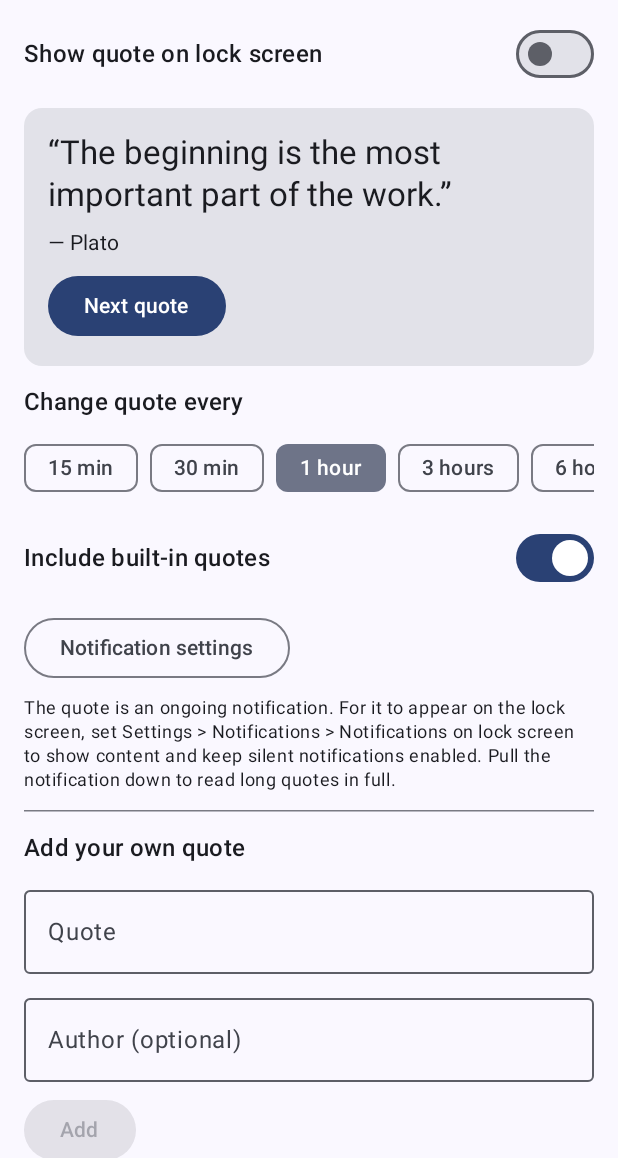
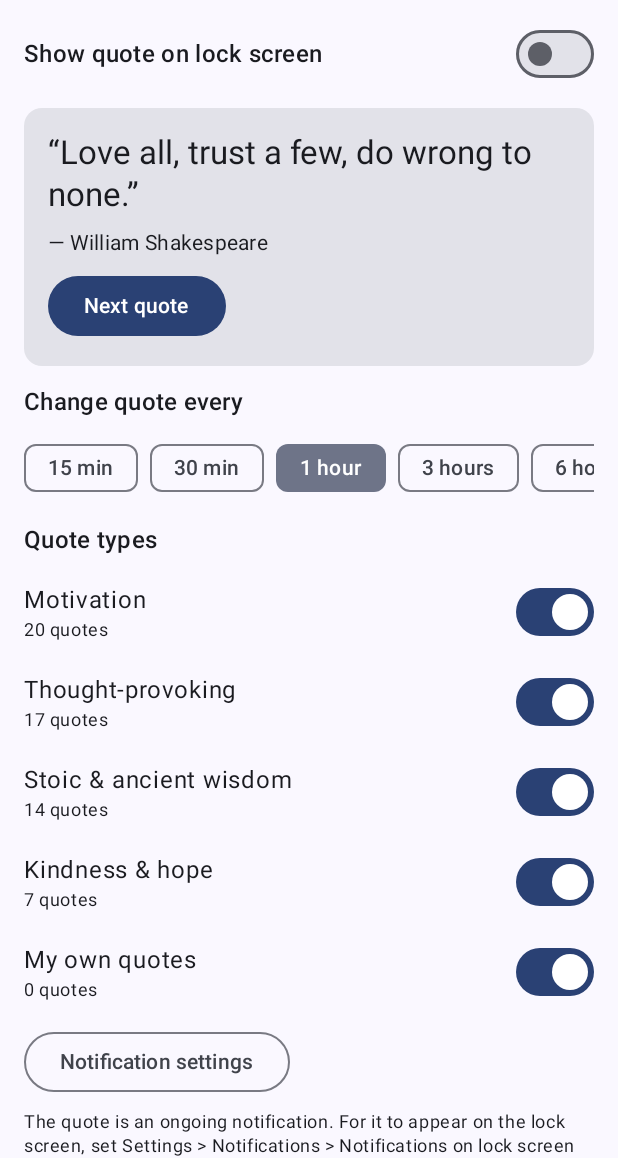
Before and after one commit to trinineba-oss/QuotesOnLock, an Android app built with Jetpack Compose: the screen it shows after launch (MainActivity), after a tap on "Next quote", on a phone screen of 412 x 824 dp, the part 78-1236 px from its top. Run offline under Robolectric (Android 15) with nearby library versions, the phone set to English and light mode, and no system bars.

Commit message:
Add quote categories with per-type toggles
Bundled quotes are now tagged motivation, thought-provoking, stoic &
ancient wisdom, or kindness & hope (58 in total). The user's own quotes
are a fifth type. Each type can be switched on or off in the app, and
the quote on the lock screen is swapped out when its type is turned off.

Co-Authored-By: Claude Sonnet 5.5 <noreply@anthropic.com>
Claude-Session: https://claude.ai/code/session_016q6twodsfjayvbptfdVEBz

```diff
--- a/app/src/main/java/com/trinineba/quotesonlock/MainActivity.kt
+++ b/app/src/main/java/com/trinineba/quotesonlock/MainActivity.kt
@@ -92,7 +92,7 @@ private fun QuotesScreen(prefs: QuotePrefs, repo: QuoteRepository) {
     val context = LocalContext.current
     var enabled by remember { mutableStateOf(prefs.enabled) }
     var interval by remember { mutableStateOf(prefs.intervalMinutes) }
-    var includeBundled by remember { mutableStateOf(prefs.includeBundled) }
+    var categories by remember { mutableStateOf(prefs.enabledCategories) }
     var current by remember { mutableStateOf(repo.current()) }
     var custom by remember { mutableStateOf(repo.custom()) }
     var newText by rememberSaveable { mutableStateOf("") }
@@ -133,10 +133,23 @@ private fun QuotesScreen(prefs: QuotePrefs, repo: QuoteRepository) {
         }
     }
 
+    // Read from Compose state so the hints below update when quotes or types change.
+    fun countOf(category: Category) =
+        if (category == Category.CUSTOM) custom.size else repo.count(category)
+    val poolEmpty = Category.entries.none { it in categories && countOf(it) > 0 }
+
     fun nextQuote() {
-        val quote = repo.advance()
+        val quote = repo.advance() ?: return
         current = quote
-        if (enabled) quote?.let { QuoteNotifier.show(context, it) }
+        if (enabled) QuoteNotifier.show(context, quote)
+    }
+
+    fun toggleCategory(category: Category, on: Boolean) {
+        categories = if (on) categories + category else categories - category
+        prefs.enabledCategories = categories
+        // Swap out a quote that no longer belongs to a selected category.
+        val shown = current
+        if (shown == null || repo.pool().none { it.text == shown.text }) nextQuote()
     }
 
     Scaffold { innerPadding ->
@@ -166,8 +179,8 @@ private fun QuotesScreen(prefs: QuotePrefs, repo: QuoteRepository) {
                         val quote = current
                         if (quote == null) {
                             Text(
-                                if (repo.pool().isEmpty()) {
-                                    "No quotes available. Add your own below or turn built-in quotes on."
+                                if (poolEmpty) {
+                                    "No quotes available. Turn on a quote type or add your own below."
                                 } else {
                                     "Press \"Next quote\" to pick one."
                                 }
@@ -206,18 +219,34 @@ private fun QuotesScreen(prefs: QuotePrefs, repo: QuoteRepository) {
             }
 
             item {
+                Column {
+                    Text("Quote types", style = MaterialTheme.typography.titleMedium)
+                    if (poolEmpty) {
+                        Text(
+                            "Turn on at least one type to get quotes.",
+                            style = MaterialTheme.typography.bodySmall,
+                            color = MaterialTheme.colorScheme.error,
+                        )
+                    }
+                }
+            }
+
+            items(Category.entries, key = { it.key }) { category ->
                 Row(
                     modifier = Modifier.fillMaxWidth(),
                     horizontalArrangement = Arrangement.SpaceBetween,
                     verticalAlignment = Alignment.CenterVertically,
                 ) {
-                    Text("Include built-in quotes", style = MaterialTheme.typography.titleMedium)
+                    Column(Modifier.weight(1f)) {
+                        Text(category.label)
+                        Text(
+                            "${countOf(category)} quotes",
+                            style = MaterialTheme.typography.bodySmall,
+                        )
+                    }
                     Switch(
-                        checked = includeBundled,
-                        onCheckedChange = {
-                            includeBundled = it
-                            prefs.includeBundled = it
-                        },
+                        checked = category in categories,
+                        onCheckedChange = { toggleCategory(category, it) },
                     )
                 }
             }
--- a/app/src/main/java/com/trinineba/quotesonlock/Quote.kt
+++ b/app/src/main/java/com/trinineba/quotesonlock/Quote.kt
@@ -1,8 +1,21 @@
 package com.trinineba.quotesonlock
+
+enum class Category(val key: String, val label: String) {
+    MOTIVATION("motivation", "Motivation"),
+    THOUGHT_PROVOKING("thought", "Thought-provoking"),
+    STOIC("stoic", "Stoic & ancient wisdom"),
+    KINDNESS("kindness", "Kindness & hope"),
+    CUSTOM("custom", "My own quotes");
+
+    companion object {
+        fun fromKey(key: String): Category? = entries.firstOrNull { it.key == key }
+    }
+}
 
 data class Quote(
     val text: String,
     val author: String?,
-    val custom: Boolean = false,
+    /** Null for a quote restored from storage for display only. */
+    val category: Category? = null,
     val id: String = "",
 )
--- a/app/src/main/java/com/trinineba/quotesonlock/QuotePrefs.kt
+++ b/app/src/main/java/com/trinineba/quotesonlock/QuotePrefs.kt
@@ -14,9 +14,13 @@ class QuotePrefs(context: Context) {
         get() = prefs.getLong("interval_minutes", 60L)
         set(value) = prefs.edit().putLong("interval_minutes", value).apply()
 
-    var includeBundled: Boolean
-        get() = prefs.getBoolean("include_bundled", true)
-        set(value) = prefs.edit().putBoolean("include_bundled", value).apply()
+    /** Quote categories that take part in rotation. All of them until the user changes it. */
+    var enabledCategories: Set<Category>
+        get() = prefs.getStringSet("categories", null)
+            ?.mapNotNull { Category.fromKey(it) }
+            ?.toSet()
+            ?: Category.entries.toSet()
+        set(value) = prefs.edit().putStringSet("categories", value.map { it.key }.toSet()).apply()
 
     var currentText: String?
         get() = prefs.getString("current_text", null)
--- a/app/src/main/java/com/trinineba/quotesonlock/QuoteRepository.kt
+++ b/app/src/main/java/com/trinineba/quotesonlock/QuoteRepository.kt
@@ -14,15 +14,20 @@ class QuoteRepository(
 
     fun bundled(): List<Quote> = bundledCache ?: loadBundled().also { bundledCache = it }
 
+    /** Lines look like `category|text|author`. */
     private fun loadBundled(): List<Quote> =
         appContext.resources.openRawResource(R.raw.quotes).bufferedReader().useLines { lines ->
             lines
                 .map { it.trim() }
-                .filter { it.isNotEmpty() && !it.startsWith("#") && it.contains('|') }
-                .map { line ->
+                .filter { it.isNotEmpty() && !it.startsWith("#") }
+                .mapNotNull { line ->
+                    val category = Category.fromKey(line.substringBefore('|').trim())
+                    val rest = line.substringAfter('|', "")
+                    if (category == null || !rest.contains('|')) return@mapNotNull null
                     Quote(
-                        text = line.substringBefore('|').trim(),
-                        author = line.substringAfter('|').trim().ifBlank { null },
+                        text = rest.substringBeforeLast('|').trim(),
+                        author = rest.substringAfterLast('|').trim().ifBlank { null },
+                        category = category,
                     )
                 }
                 .toList()
@@ -37,7 +42,7 @@ class QuoteRepository(
                 Quote(
                     text = obj.getString("text"),
                     author = obj.optString("author").ifBlank { null },
-                    custom = true,
+                    category = Category.CUSTOM,
                     id = obj.getString("id"),
                 )
             }
@@ -47,7 +52,7 @@ class QuoteRepository(
     }
 
     fun addCustom(text: String, author: String?) {
-        val quotes = custom() + Quote(text, author, custom = true, id = UUID.randomUUID().toString())
+        val quotes = custom() + Quote(text, author, Category.CUSTOM, UUID.randomUUID().toString())
         saveCustom(quotes)
     }
 
@@ -67,8 +72,16 @@ class QuoteRepository(
         prefs.customJson = array.toString()
     }
 
-    /** The quotes eligible for rotation, based on the "include built-in quotes" setting. */
-    fun pool(): List<Quote> = custom() + if (prefs.includeBundled) bundled() else emptyList()
+    /** The quotes eligible for rotation, based on the categories the user turned on. */
+    fun pool(): List<Quote> {
+        val enabled = prefs.enabledCategories
+        val mine = if (Category.CUSTOM in enabled) custom() else emptyList()
+        return mine + bundled().filter { q -> q.category?.let { it in enabled } == true }
+    }
+
+    /** How many quotes a category holds, whether or not it is turned on. */
+    fun count(category: Category): Int =
+        if (category == Category.CUSTOM) custom().size else bundled().count { it.category == category }
 
     fun current(): Quote? = prefs.currentText?.let { Quote(it, prefs.currentAuthor) }
 
```
Also changed, not shown: app/src/main/res/raw/quotes.txt (+60 -47 lines), 1 other file.
